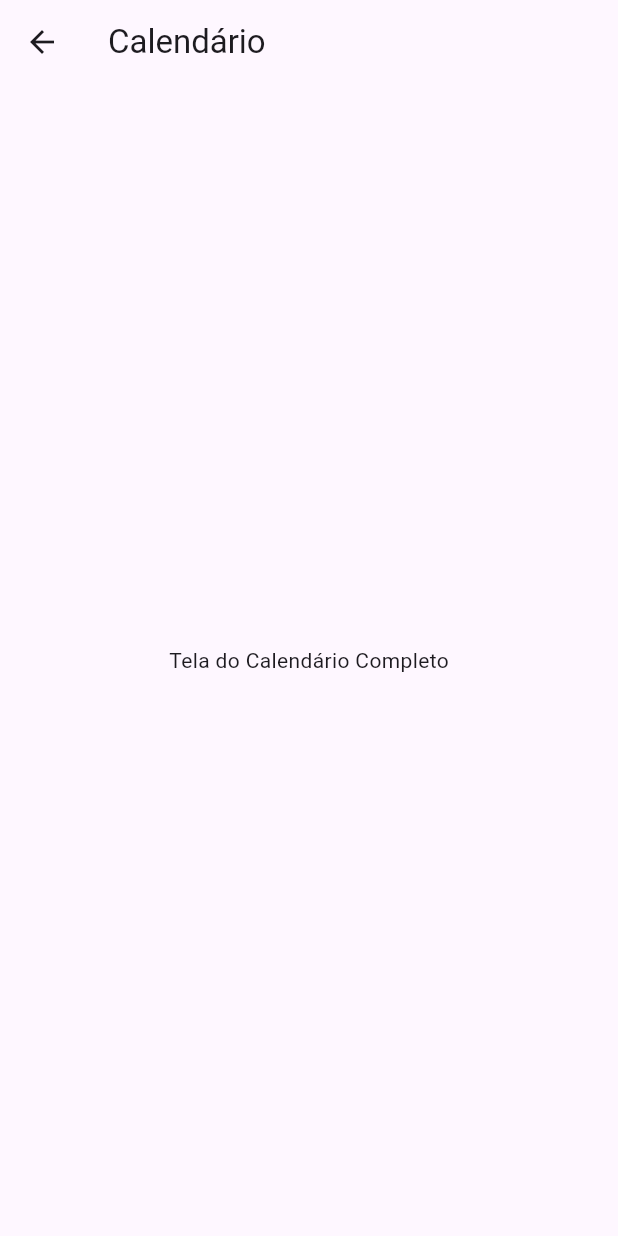
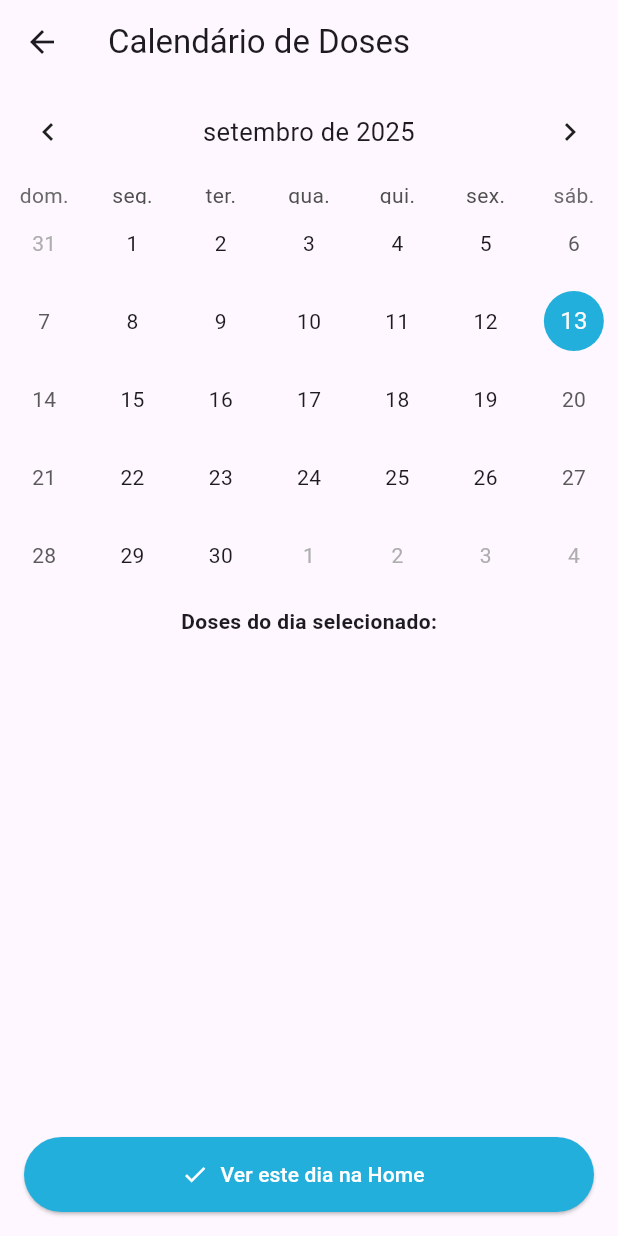
Before and after one commit to MBritoS19/CheckPills, a Flutter app: the CalendarScreen screen opened directly, on a phone screen of 412 x 824 dp. Run offline on Flutter 3.47's test engine with Material 3 defaults, Android fonts, the light colour scheme and no system bars; drawn by our look-alikes of table_calendar; our stand-ins replace drift; accounts and stored records are empty; generated files the repository leaves out were written again.

Commit message:
Fiz a tela de calendario funcionar, agora quando clica no botão do calendario no canto superior direito da home_screen vai para o calendar Screen, onde vai mostrar o calendario completo dando a possibilidade de passar os messes, selecionar dadas e pré visualizar doses daquele dia selecionado, além de ter um botão para pesquisar essa data selecionada na tela inicial

```diff
--- a/checkpills/lib/presentation/screens/calendar_screen.dart
+++ b/checkpills/lib/presentation/screens/calendar_screen.dart
@@ -1,18 +1,137 @@
-// File path: lib/screens/calendar_screen.dart
+// lib/screens/calendar_screen.dart
 
+import 'package:CheckPills/data/datasources/database.dart';
+import 'package:CheckPills/presentation/providers/medication_provider.dart';
 import 'package:flutter/material.dart';
+import 'package:intl/intl.dart';
+import 'package:provider/provider.dart';
+import 'package:table_calendar/table_calendar.dart';
 
-class CalendarScreen extends StatelessWidget {
+class CalendarScreen extends StatefulWidget {
   const CalendarScreen({super.key});
 
   @override
+  State<CalendarScreen> createState() => _CalendarScreenState();
+}
+
+class _CalendarScreenState extends State<CalendarScreen> {
+  CalendarFormat _calendarFormat = CalendarFormat.month;
+  DateTime _focusedDay = DateTime.now();
+  DateTime? _selectedDay;
+
+  @override
+  void initState() {
+    super.initState();
+    _selectedDay = _focusedDay;
+  }
+
+  // Função para buscar os eventos de um dia específico
+  List<DoseEventWithPrescription> _getEventsForDay(
+      DateTime day, Map<DateTime, List<DoseEventWithPrescription>> events) {
+    // Normaliza a data para ignorar a hora
+    final dayUtc = DateTime.utc(day.year, day.month, day.day);
+    return events[dayUtc] ?? [];
+  }
+
+  @override
   Widget build(BuildContext context) {
+    // Assiste às mudanças no provider
+    final provider = context.watch<MedicationProvider>();
+    final allEvents = provider.eventsByDay;
+    final selectedDayEvents = _getEventsForDay(_selectedDay!, allEvents);
+
     return Scaffold(
       appBar: AppBar(
-        title: const Text('Calendário'),
+        title: const Text('Calendário de Doses'),
       ),
-      body: const Center(
-        child: Text('Tela do Calendário Completo'),
+      body: Column(
+        children: [
+          TableCalendar<DoseEventWithPrescription>(
+            locale: 'pt_BR',
+            firstDay: DateTime.utc(2020, 1, 1),
+            lastDay: DateTime.utc(2030, 12, 31),
+            focusedDay: _focusedDay,
+            calendarFormat: _calendarFormat,
+            eventLoader: (day) => _getEventsForDay(day, allEvents),
+            selectedDayPredicate: (day) => isSameDay(_selectedDay, day),
+            onDaySelected: (selectedDay, focusedDay) {
+              setState(() {
+                _selectedDay = selectedDay;
+                _focusedDay = focusedDay;
+              });
+            },
+            onFormatChanged: (format) {
+              if (_calendarFormat != format) {
+                setState(() {
+                  _calendarFormat = format;
+                });
+              }
+            },
+            onPageChanged: (focusedDay) {
+              _focusedDay = focusedDay;
+            },
+            headerStyle: const HeaderStyle(
+              titleCentered: true,
+              formatButtonVisible: false,
+            ),
+            calendarStyle: const CalendarStyle(
+              todayDecoration: BoxDecoration(
+                color: Colors.grey,
+                shape: BoxShape.circle,
+              ),
+              selectedDecoration: BoxDecoration(
+                color: Color(0xFF23AFDC),
+                shape: BoxShape.circle,
+              ),
+              // Estilo para o marcador de evento
+              markerDecoration: BoxDecoration(
+                color: Color(0xFFDC5023), // Cor laranja do seu app
+                shape: BoxShape.circle,
+              ),
+            ),
+          ),
+          const SizedBox(height: 8.0),
+          const Text('Doses do dia selecionado:',
+              style: TextStyle(fontWeight: FontWeight.bold)),
+          // Lista de doses para o dia selecionado
+          Expanded(
+            child: ListView.builder(
+              itemCount: selectedDayEvents.length,
+              itemBuilder: (context, index) {
+                final doseData = selectedDayEvents[index];
+                final time = DateFormat('HH:mm')
+                    .format(doseData.doseEvent.scheduledTime);
+                return Card(
+                  margin:
+                      const EdgeInsets.symmetric(horizontal: 16, vertical: 4),
+                  child: ListTile(
+                    leading: Text(time,
+                        style: const TextStyle(fontWeight: FontWeight.bold)),
+                    title: Text(doseData.prescription.name),
+                    subtitle: Text(doseData.prescription.doseDescription),
+                  ),
+                );
+              },
+            ),
+          ),
+          // Botão para navegar para a Home
+          Padding(
+            padding: const EdgeInsets.all(16.0),
+            child: ElevatedButton.icon(
+              icon: const Icon(Icons.check),
+              label: const Text('Ver este dia na Home'),
+              style: ElevatedButton.styleFrom(
+                minimumSize: const Size.fromHeight(50),
+                backgroundColor: const Color(0xFF23AFDC),
+                foregroundColor: Colors.white,
+              ),
+              onPressed: () {
+                // Fecha a tela e retorna o dia selecionado
+                Navigator.pop(context, _selectedDay);
+              },
+            ),
+          ),
+        ],
       ),
     );
   }
--- a/checkpills/pubspec.yaml
+++ b/checkpills/pubspec.yaml
@@ -41,6 +41,7 @@ dependencies:
   sqlite3_flutter_libs: ^0.5.39
   path_provider: ^2.1.5
   path: ^1.9.1
+  table_calendar: ^3.2.0
 
 dev_dependencies:
   flutter_test:
```
Also changed, not shown: checkpills/lib/data/datasources/database.dart (+42 -15 lines), checkpills/lib/presentation/providers/medication_provider.dart (+27 -0 lines), checkpills/lib/presentation/screens/home_screen.dart (+14 -1 lines), checkpills/pubspec.lock.
